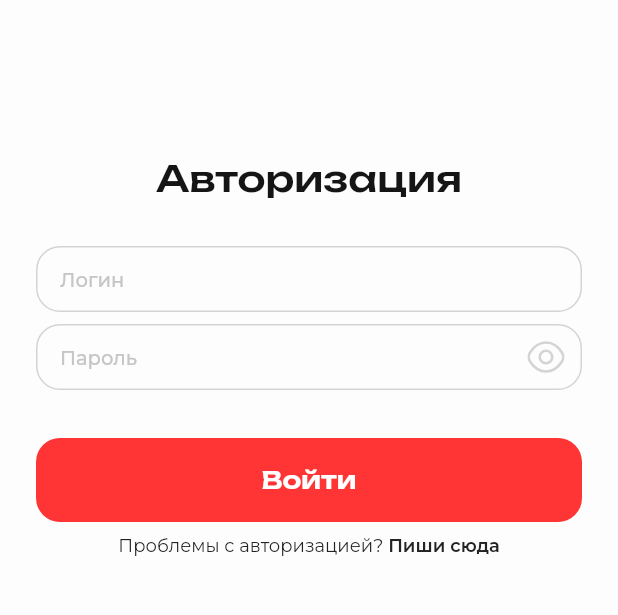
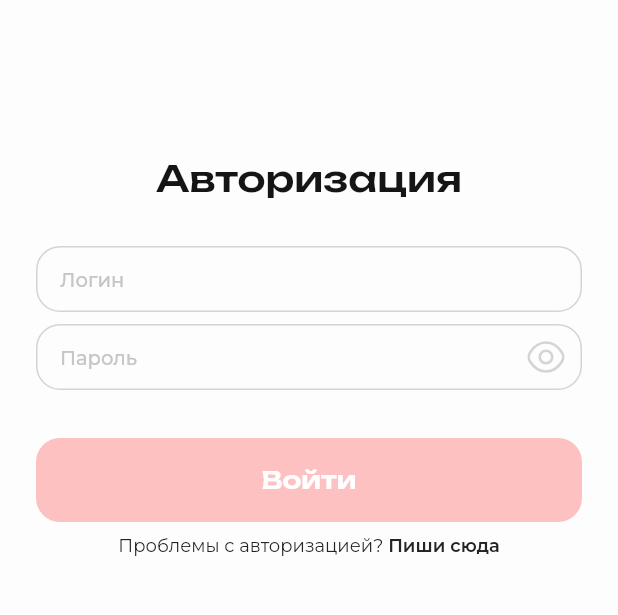
Before and after one commit to Testidedman/PleasureClub, a Flutter app: the screen it shows after launch, on a phone screen of 412 x 824 dp, the part 81-696 px from its top. Run offline on Flutter 3.47's test engine with Material 2 defaults, Android fonts, the phone set to English and light mode, and no system bars; our stand-ins replace bloc, flutter_bloc, flutter_svg, google_fonts.

Commit message:
optimized the authorization screen

```diff
--- a/lib/main.dart
+++ b/lib/main.dart
@@ -1,7 +1,6 @@
 import 'package:f/presentation/authorization/authorization_page.dart';
-import 'package:f/presentation/authorization/bloc/authorization_cubit.dart';
 import 'package:flutter/material.dart';
-import 'package:flutter_bloc/flutter_bloc.dart';
+
 
 void main() {
   runApp(const MyApp());
@@ -12,11 +11,8 @@ class MyApp extends StatelessWidget {
 
   @override
   Widget build(BuildContext context) {
-    return MaterialApp(
-      home: BlocProvider<AuthorizationCubit>(
-        create: (context) => AuthorizationCubit(),
-        child: const AuthorizationPage(),
-      ),
+    return const MaterialApp(
+        home: AuthorizationPage()
     );
   }
 }
--- a/lib/presentation/authorization/authorization_page.dart
+++ b/lib/presentation/authorization/authorization_page.dart
@@ -8,9 +8,23 @@ import 'bloc/authorization_cubit.dart';
 class AuthorizationPage extends StatelessWidget {
   const AuthorizationPage({super.key});
 
+  OutlineInputBorder outlineInputBorder(Color color) {
+    return OutlineInputBorder(
+      borderRadius: const BorderRadius.all(
+          Radius.circular(16)
+      ),
+      borderSide: BorderSide(
+          color: color,
+          width: 1
+      ),
+    );
+  }
+
   @override
   Widget build(BuildContext context) {
-    return GestureDetector(onTap: () {
+    return BlocProvider(
+      create: (context) => AuthorizationCubit(),
+      child: GestureDetector(onTap: () {
         FocusScope.of(context).unfocus();
       },
         child: Scaffold(
@@ -18,14 +32,13 @@ class AuthorizationPage extends StatelessWidget {
           body: SafeArea(
             child: Padding(
               padding: const EdgeInsets.all(24),
+              child: SingleChildScrollView(
                 child: Column(
                   crossAxisAlignment: CrossAxisAlignment.start,
                   children: [
                     SvgPicture.asset('images/logo.svg'),
                     const SizedBox(height: 104),
-                BlocBuilder<AuthorizationCubit, AuthorizationState>(
-                  builder: (context, state) {
-                    return Center(
+                    Center(
                       child: Column(
                         children: [
                           Text(
@@ -41,11 +54,15 @@ class AuthorizationPage extends StatelessWidget {
                           const SizedBox(height: 30),
                           SizedBox(
                               height: 44,
-                            child: TextField(
+                              child: BlocBuilder<AuthorizationCubit, AuthorizationState>(
+                                buildWhen: (previous, current) {
+                                  return false;
+                                },
+                                builder: (context, state) {
+                                  return TextField(
                                     onChanged: (value) {
-                                // context.read<AuthorizationCubit>().text(
-                                //     state.loginController);
-                                // print(state.loginController);
+                                      context.read<AuthorizationCubit>().checkOnTap();
+                                      // print(state.loginController.text);
                                     },
                                     controller: state.loginController,
                                     style: GoogleFonts.montserrat(
@@ -57,9 +74,8 @@ class AuthorizationPage extends StatelessWidget {
                                     ),
                                     cursorColor: const Color(0xff070707),
                                     decoration: InputDecoration(
-                                  contentPadding: const EdgeInsets
-                                      .symmetric(
-                                      horizontal: 16
+                                        contentPadding: const EdgeInsets.symmetric(
+                                          horizontal: 16,
                                         ),
                                         hintText: 'Логин',
                                         hintStyle: GoogleFonts.montserrat(
@@ -69,30 +85,23 @@ class AuthorizationPage extends StatelessWidget {
                                                 color: Color(0xffC6C6C6)
                                             )
                                         ),
-                                  focusedBorder: const OutlineInputBorder(
-                                    borderRadius: BorderRadius.all(
-                                        Radius.circular(16)
-                                    ),
-                                    borderSide: BorderSide(
-                                        color: Color(0xff1B1B1B),
-                                        width: 1
-                                    ),
-                                  ),
-                                  enabledBorder: const OutlineInputBorder(
-                                    borderRadius: BorderRadius.all(
-                                        Radius.circular(16)
-                                    ),
-                                    borderSide: BorderSide(
-                                        color: Color(0xffD4D4D4),
-                                        width: 1
-                                    ),
-                                  ),
+                                        focusedBorder: outlineInputBorder(const Color(0xff1B1B1B)),
+                                        errorBorder: outlineInputBorder(Colors.red),
+                                        enabledBorder: outlineInputBorder(const Color(0xffD4D4D4)),
                                         border: InputBorder.none
                                     ),
-                            ),
+                                  );
+                                },
+                              )
                           ),
                           const SizedBox(height: 8),
-                          SizedBox(
+                          BlocBuilder<AuthorizationCubit, AuthorizationState>(
+                            buildWhen: (previous, current) {
+                              return previous.sufColor != current.sufColor ||
+                                  previous.obscureText != current.obscureText;
+                            },
+                            builder: (context, state) {
+                              return SizedBox(
                                 height: 44,
                                 child: Focus(onFocusChange: (value) {
                                   value
@@ -102,8 +111,11 @@ class AuthorizationPage extends StatelessWidget {
                                     ().unFocusedColor(state.sufColor);
                                 },
                                   child: TextField(
-                                onChanged: (value) {},
-                                // controller: state.passwordController,
+                                    onChanged: (value) {
+                                      context.read<AuthorizationCubit>().checkOnTap();
+                                      print(state.passwordController.text);
+                                    },
+                                    controller: state.passwordController,
                                     obscureText: state.obscureText,
                                     style: GoogleFonts.montserrat(
                                         textStyle: const TextStyle(
@@ -137,37 +149,29 @@ class AuthorizationPage extends StatelessWidget {
                                                 color: Color(0xffC6C6C6)
                                             )
                                         ),
-                                    focusedBorder: const OutlineInputBorder(
-                                      borderRadius: BorderRadius.all(
-                                          Radius.circular(16)
-                                      ),
-                                      borderSide: BorderSide(
-                                          color: Color(0xff1B1B1B),
-                                          width: 1
-                                      ),
-                                    ),
-                                    enabledBorder: const OutlineInputBorder(
-                                      borderRadius: BorderRadius.all(
-                                          Radius.circular(16)
-                                      ),
-                                      borderSide: BorderSide(
-                                          color: Color(0xffD4D4D4),
-                                          width: 1
-                                      ),
-                                    ),
+                                        focusedBorder: outlineInputBorder(const Color(0xff1B1B1B)),
+                                        enabledBorder: outlineInputBorder(const Color(0xffD4D4D4)),
                                         border: InputBorder.none
                                     ),
                                   ),
                                 ),
+                              );
+                            },
                           ),
                           const SizedBox(height: 32),
-                          Container(
+                          BlocBuilder<AuthorizationCubit, AuthorizationState>(
+                            buildWhen: (previous, current) {
+                              return previous.isOnTap != current.isOnTap;
+                            },
+                            builder: (context, state) {
+                              print('AAAAAAAAAAAAAAAAAAAAAA');
+                              return Container(
                                 alignment: Alignment.center,
                                 width: double.infinity,
                                 height: 56,
                                 decoration: BoxDecoration(
                                     borderRadius: BorderRadius.circular(16),
-                                color: const Color(0xffFF3535)
+                                    color: const Color(0xffFF3535).withOpacity(state.isOnTap ? 1 : 0.3)
                                 ),
                                 child: Text(
                                     'Войти',
@@ -179,6 +183,8 @@ class AuthorizationPage extends StatelessWidget {
                                         )
                                     )
                                 ),
+                              );
+                            },
                           ),
                           const SizedBox(height: 8),
                           RichText(
@@ -209,14 +215,14 @@ class AuthorizationPage extends StatelessWidget {
                           )
                         ],
                       ),
-                    );
-                  },
-                )
+                    ),
                   ],
                 ),
               ),
             ),
           ),
+        ),)
+      ,
     );
   }
 }
--- a/lib/presentation/authorization/bloc/authorization_cubit.dart
+++ b/lib/presentation/authorization/bloc/authorization_cubit.dart
@@ -5,17 +5,23 @@ import 'package:flutter/material.dart';
 part 'authorization_state.dart';
 
 class AuthorizationCubit extends Cubit<AuthorizationState> {
-  AuthorizationCubit() : super(AuthorizationState());
+  AuthorizationCubit() : super(AuthorizationState(
+    loginController: TextEditingController(),
+    passwordController: TextEditingController(),
+  ));
 
   void obscureText(bool obsText) {
     obsText = !obsText;
     emit(state.copyWith(obscureText: obsText));
   }
 
-  // void text(TextEditingController? controller) {
-  //
-  //   emit(state.copyWith(loginController: controller));
-  // }
+  void checkOnTap() {
+    if(state.passwordController.text.trim().isEmpty || state.loginController.text.trim().isEmpty) {
+      emit(state.copyWith(isOnTap: false));
+    } else {
+      emit(state.copyWith(isOnTap: true));
+    }
+  }
 
   void focusedColor(Color color){
     color = const Color(0xff1B1B1B);
--- a/lib/presentation/authorization/bloc/authorization_state.dart
+++ b/lib/presentation/authorization/bloc/authorization_state.dart
@@ -2,29 +2,30 @@ part of 'authorization_cubit.dart';
 
 class AuthorizationState{
   AuthorizationState({
-    this.loginController,
-    this.passwordController,
+    required this.loginController,
+    required this.passwordController,
     this.obscureText = true,
+    this.isOnTap = false,
     this.sufColor = const Color(0xffD4D4D4)
   });
 
-  final TextEditingController? loginController;
-  final TextEditingController? passwordController;
+  final TextEditingController loginController;
+  final TextEditingController passwordController;
   final bool obscureText;
+  final bool isOnTap;
   final Color sufColor;
 
   AuthorizationState copyWith({
-    TextEditingController? loginController,
-    TextEditingController? passwordController,
     bool? obscureText,
+    bool? isOnTap,
     Color? sufColor
   }) {
     return AuthorizationState(
         obscureText: obscureText ?? this.obscureText,
-        loginController: loginController ?? this.loginController,
-        passwordController: passwordController ?? this.passwordController,
+        isOnTap: isOnTap ?? this.isOnTap,
+        loginController: loginController,
+        passwordController: passwordController,
         sufColor: sufColor ?? this.sufColor
     );
   }
-
 }
--- /dev/null
+++ b/lib/theme/custom_color_scheme.dart
@@ -0,0 +1,5 @@
+import 'package:flutter/material.dart';
+
+extension CustomColorScheme on ColorScheme {
+  Color get primary => const Color(0xFFFF3535);
+}
```
Lines whose indentation alone changed are shown as unchanged.
